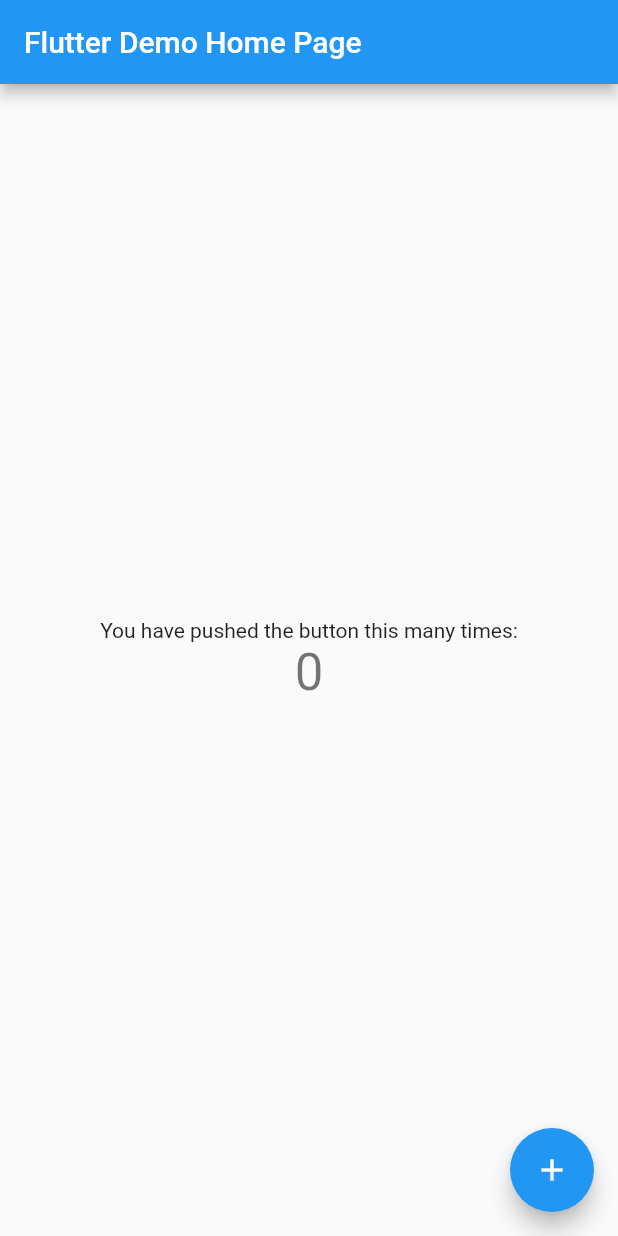
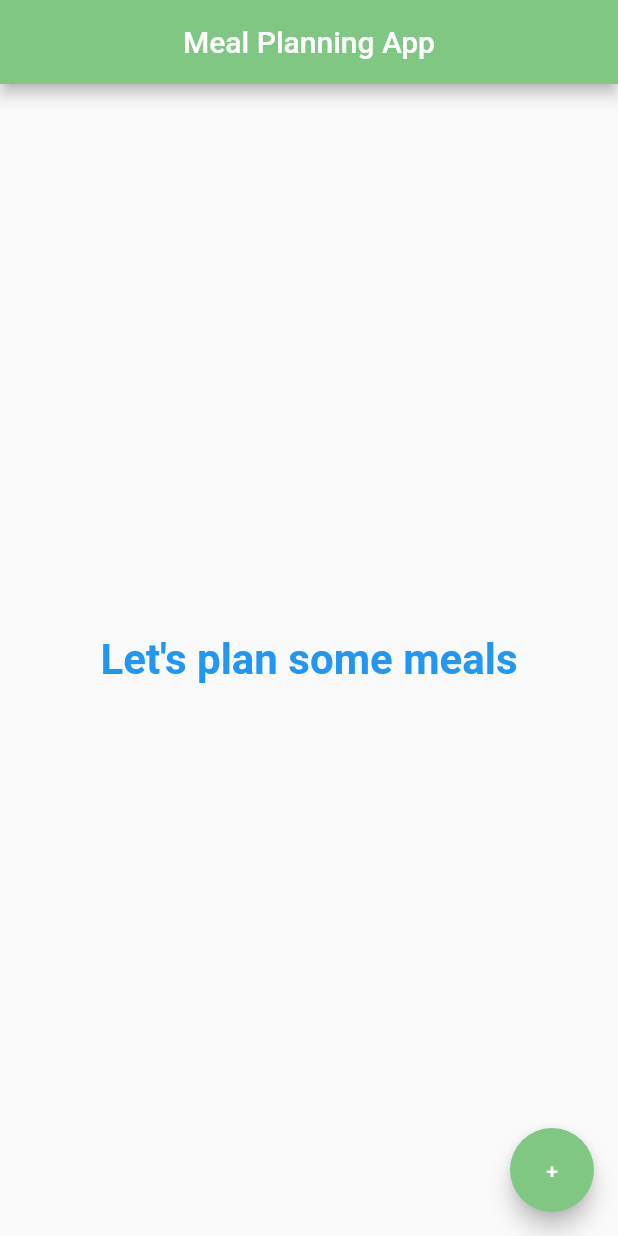
Before and after one commit to Sparktrot13/myapp, a Flutter app: the screen it shows after launch, on a phone screen of 412 x 824 dp. Run offline on Flutter 3.47's test engine with Material 2 defaults, Android fonts, the phone set to English and light mode, and no system bars.

Commit message:
New File

```diff
--- a/lib/main.dart
+++ b/lib/main.dart
@@ -1,115 +1,35 @@
 import 'package:flutter/material.dart';
 
-void main() {
-  runApp(const MyApp());
-}
+void main() => runApp(MaterialApp(
+    home: Scaffold(
+      appBar: AppBar(
+        title: const Text('Meal Planning App'),
+        centerTitle: true,
+        backgroundColor: Colors.green[300],
+      ),
+      body: const Center(
+        child: Text(
+            "Let's plan some meals",
+          style: TextStyle(
+            fontSize: 28.0,
+            fontWeight: FontWeight.bold,
+            color: Colors.blue
+          ),
+        ),
+      ),
+      floatingActionButton: FloatingActionButton(
+        onPressed: () {  },
+        child: const Text('+'),
+        backgroundColor: Colors.green[300],
+      ),
+    ),
+    ));
 
-class MyApp extends StatelessWidget {
-  const MyApp({super.key});
-
-  // This widget is the root of your application.
-  @override
-  Widget build(BuildContext context) {
-    return MaterialApp(
-      title: 'Flutter Demo',
-      theme: ThemeData(
-        // This is the theme of your application.
-        //
-        // Try running your application with "flutter run". You'll see the
-        // application has a blue toolbar. Then, without quitting the app, try
-        // changing the primarySwatch below to Colors.green and then invoke
-        // "hot reload" (press "r" in the console where you ran "flutter run",
-        // or simply save your changes to "hot reload" in a Flutter IDE).
-        // Notice that the counter didn't reset back to zero; the application
-        // is not restarted.
-        primarySwatch: Colors.blue,
-      ),
-      home: const MyHomePage(title: 'Flutter Demo Home Page'),
-    );
-  }
-}
-
-class MyHomePage extends StatefulWidget {
-  const MyHomePage({super.key, required this.title});
-
-  // This widget is the home page of your application. It is stateful, meaning
-  // that it has a State object (defined below) that contains fields that affect
-  // how it looks.
-
-  // This class is the configuration for the state. It holds the values (in this
-  // case the title) provided by the parent (in this case the App widget) and
-  // used by the build method of the State. Fields in a Widget subclass are
-  // always marked "final".
-
-  final String title;
-
-  @override
-  State<MyHomePage> createState() => _MyHomePageState();
-}
-
-class _MyHomePageState extends State<MyHomePage> {
-  int _counter = 0;
-
-  void _incrementCounter() {
-    setState(() {
-      // This call to setState tells the Flutter framework that something has
-      // changed in this State, which causes it to rerun the build method below
-      // so that the display can reflect the updated values. If we changed
-      // _counter without calling setState(), then the build method would not be
-      // called again, and so nothing would appear to happen.
-      _counter++;
-    });
-  }
+class MyApplication extends StatelessWidget {
+  const MyApplication({Key? key}) : super(key: key);
 
   @override
   Widget build(BuildContext context) {
-    // This method is rerun every time setState is called, for instance as done
-    // by the _incrementCounter method above.
-    //
-    // The Flutter framework has been optimized to make rerunning build methods
-    // fast, so that you can just rebuild anything that needs updating rather
-    // than having to individually change instances of widgets.
-    return Scaffold(
-      appBar: AppBar(
-        // Here we take the value from the MyHomePage object that was created by
-        // the App.build method, and use it to set our appbar title.
-        title: Text(widget.title),
-      ),
-      body: Center(
-        // Center is a layout widget. It takes a single child and positions it
-        // in the middle of the parent.
-        child: Column(
-          // Column is also a layout widget. It takes a list of children and
-          // arranges them vertically. By default, it sizes itself to fit its
-          // children horizontally, and tries to be as tall as its parent.
-          //
-          // Invoke "debug painting" (press "p" in the console, choose the
-          // "Toggle Debug Paint" action from the Flutter Inspector in Android
-          // Studio, or the "Toggle Debug Paint" command in Visual Studio Code)
-          // to see the wireframe for each widget.
-          //
-          // Column has various properties to control how it sizes itself and
-          // how it positions its children. Here we use mainAxisAlignment to
-          // center the children vertically; the main axis here is the vertical
-          // axis because Columns are vertical (the cross axis would be
-          // horizontal).
-          mainAxisAlignment: MainAxisAlignment.center,
-          children: <Widget>[
-            const Text(
-              'You have pushed the button this many times:',
-            ),
-            Text(
-              '$_counter',
-              style: Theme.of(context).textTheme.headline4,
-            ),
-          ],
-        ),
-      ),
-      floatingActionButton: FloatingActionButton(
-        onPressed: _incrementCounter,
-        tooltip: 'Increment',
-        child: const Icon(Icons.add),
-      ), // This trailing comma makes auto-formatting nicer for build methods.
-    );
+    return Container();
   }
 }
```
